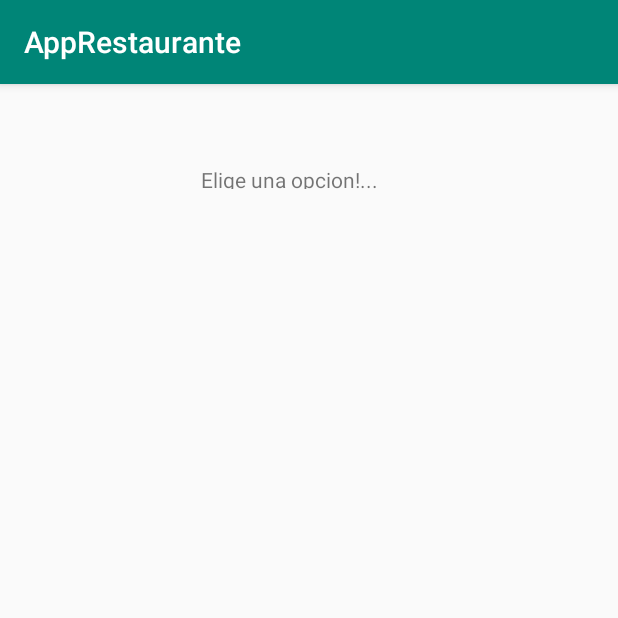
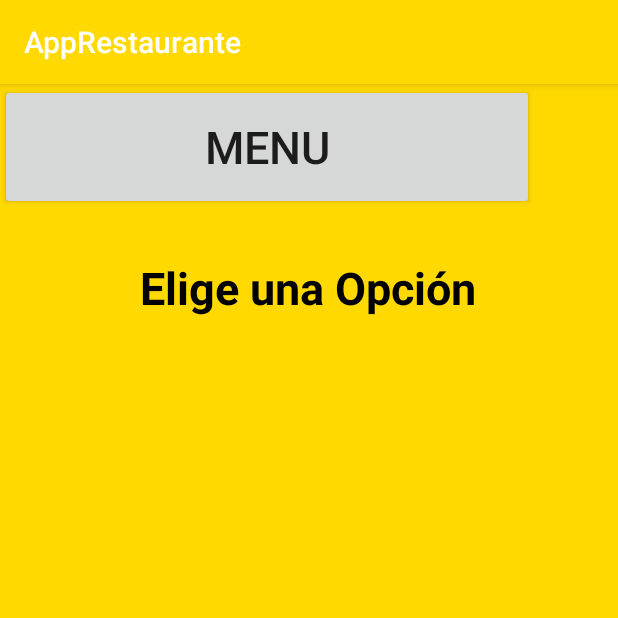
Before and after one commit to GerberMaldonado/AppRestaurante, an Android app: the screen it shows after launch (MainActivity), on a phone screen of 412 x 824 dp, the top half of it. Run offline under Robolectric (Android 15) with nearby library versions, the phone set to English and light mode, and no system bars.

Commit message:
Principal
Inicio

```diff
--- a/app/src/main/res/layout/activity_main.xml
+++ b/app/src/main/res/layout/activity_main.xml
@@ -1,21 +1,34 @@
 <?xml version="1.0" encoding="utf-8"?>
-<android.support.constraint.ConstraintLayout
-    xmlns:android="http://schemas.android.com/apk/res/android"
+<android.support.constraint.ConstraintLayout xmlns:android="http://schemas.android.com/apk/res/android"
+    xmlns:app="http://schemas.android.com/apk/res-auto"
     xmlns:tools="http://schemas.android.com/tools"
-    xmlns:app="http://schemas.android.com/apk/res-auto"
+    android:id="@+id/fondo"
     android:layout_width="match_parent"
     android:layout_height="match_parent"
+    android:background="@color/colorPrimary"
     tools:context=".MainActivity">
 
     <TextView
         android:layout_width="wrap_content"
-        android:layout_height="16dp"
-        android:text="Elige una opcion!..."
+        android:layout_height="50dp"
+        android:text="Elige una Opción"
+        android:textColor="@color/colorAccent"
+        android:textSize="30sp"
+        android:textStyle="bold"
         app:layout_constraintBottom_toBottomOf="parent"
-        app:layout_constraintHorizontal_bias="0.456"
+        app:layout_constraintHorizontal_bias="0.497"
         app:layout_constraintLeft_toLeftOf="parent"
         app:layout_constraintRight_toRightOf="parent"
         app:layout_constraintTop_toTopOf="parent"
-        app:layout_constraintVertical_bias="0.072" />
+        app:layout_constraintVertical_bias="0.161" />
+
+    <Button
+        android:id="@+id/btnmenu"
+        android:layout_width="356dp"
+        android:layout_height="84dp"
+        android:text="MENU"
+        android:textSize="30sp"
+        tools:layout_editor_absoluteX="26dp"
+        tools:layout_editor_absoluteY="160dp" />
 
 </android.support.constraint.ConstraintLayout>
--- a/app/src/main/res/values/colors.xml
+++ b/app/src/main/res/values/colors.xml
@@ -1,6 +1,6 @@
 <?xml version="1.0" encoding="utf-8"?>
 <resources>
-    <color name="colorPrimary">#008577</color>
+    <color name="colorPrimary">#FFD900</color>
     <color name="colorPrimaryDark">#00574B</color>
-    <color name="colorAccent">#D81B60</color>
+    <color name="colorAccent">#000000</color>
 </resources>
```
Also changed, not shown: 1 other file.
